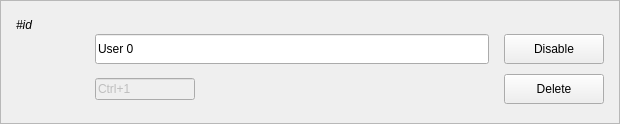
Old version of the form zapzap/view/card_user.ui in the repository rafatosta/zapzap.
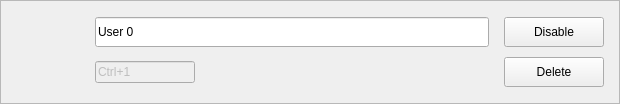
New version of the form.

Commit message: Remove Id in card

```diff
--- a/zapzap/view/card_user.ui
+++ b/zapzap/view/card_user.ui
@@ -7,7 +7,7 @@
     <x>0</x>
     <y>0</y>
     <width>620</width>
-    <height>124</height>
+    <height>104</height>
    </rect>
   </property>
   <property name="windowTitle">
@@ -71,7 +71,7 @@
       <property name="verticalSpacing">
        <number>0</number>
       </property>
-      <item row="1" column="0">
+      <item row="0" column="0">
        <widget class="QLabel" name="icon">
         <property name="minimumSize">
          <size>
@@ -96,82 +96,7 @@
         </property>
        </widget>
       </item>
-      <item row="0" column="0" colspan="3">
-       <widget class="QLabel" name="id">
-        <property name="sizePolicy">
-         <sizepolicy hsizetype="Preferred" vsizetype="Fixed">
-          <horstretch>0</horstretch>
-          <verstretch>0</verstretch>
-         </sizepolicy>
-        </property>
-        <property name="font">
-         <font>
-          <italic>true</italic>
-         </font>
-        </property>
-        <property name="text">
-         <string>#id</string>
-        </property>
-       </widget>
-      </item>
-      <item row="1" column="2">
-       <layout class="QGridLayout" name="gridLayout">
-        <property name="verticalSpacing">
-         <number>10</number>
-        </property>
-        <item row="0" column="0">
-         <widget class="QPushButton" name="btnDisable">
-          <property name="sizePolicy">
-           <sizepolicy hsizetype="Preferred" vsizetype="Fixed">
-            <horstretch>0</horstretch>
-            <verstretch>0</verstretch>
-           </sizepolicy>
-          </property>
-          <property name="minimumSize">
-           <size>
-            <width>100</width>
-            <height>30</height>
-           </size>
-          </property>
-          <property name="maximumSize">
-           <size>
-            <width>100</width>
-            <height>30</height>
-           </size>
-          </property>
-          <property name="text">
-           <string>Disable</string>
-          </property>
-         </widget>
-        </item>
-        <item row="1" column="0">
-         <widget class="QPushButton" name="btnDelete">
-          <property name="sizePolicy">
-           <sizepolicy hsizetype="Preferred" vsizetype="Fixed">
-            <horstretch>0</horstretch>
-            <verstretch>0</verstretch>
-           </sizepolicy>
-          </property>
-          <property name="minimumSize">
-           <size>
-            <width>100</width>
-            <height>30</height>
-           </size>
-          </property>
-          <property name="maximumSize">
-           <size>
-            <width>100</width>
-            <height>30</height>
-           </size>
-          </property>
-          <property name="text">
-           <string>Delete</string>
-          </property>
-         </widget>
-        </item>
-       </layout>
-      </item>
-      <item row="1" column="1">
+      <item row="0" column="1">
        <layout class="QGridLayout" name="inputGrid">
         <property name="verticalSpacing">
          <number>10</number>
@@ -231,6 +156,63 @@
         </item>
        </layout>
       </item>
+      <item row="0" column="2">
+       <layout class="QGridLayout" name="gridLayout">
+        <property name="verticalSpacing">
+         <number>10</number>
+        </property>
+        <item row="0" column="0">
+         <widget class="QPushButton" name="btnDisable">
+          <property name="sizePolicy">
+           <sizepolicy hsizetype="Preferred" vsizetype="Fixed">
+            <horstretch>0</horstretch>
+            <verstretch>0</verstretch>
+           </sizepolicy>
+          </property>
+          <property name="minimumSize">
+           <size>
+            <width>100</width>
+            <height>30</height>
+           </size>
+          </property>
+          <property name="maximumSize">
+           <size>
+            <width>100</width>
+            <height>30</height>
+           </size>
+          </property>
+          <property name="text">
+           <string>Disable</string>
+          </property>
+         </widget>
+        </item>
+        <item row="1" column="0">
+         <widget class="QPushButton" name="btnDelete">
+          <property name="sizePolicy">
+           <sizepolicy hsizetype="Preferred" vsizetype="Fixed">
+            <horstretch>0</horstretch>
+            <verstretch>0</verstretch>
+           </sizepolicy>
+          </property>
+          <property name="minimumSize">
+           <size>
+            <width>100</width>
+            <height>30</height>
+           </size>
+          </property>
+          <property name="maximumSize">
+           <size>
+            <width>100</width>
+            <height>30</height>
+           </size>
+          </property>
+          <property name="text">
+           <string>Delete</string>
+          </property>
+         </widget>
+        </item>
+       </layout>
+      </item>
      </layout>
     </widget>
    </item>
```
The commit also changes 1 other file.
